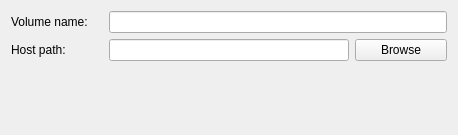
Before: the Qt Designer form Src.QT/emuone-hades/devices/ExternalFileSystemEditor.ui in akapustiatyahoocouk/EmuOne, drawn with Qt 5.
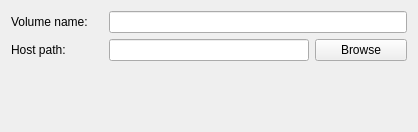
After: the same form once the commit is applied. Icons and pictures are not drawn.

Patch:
```diff
--- a/Src.QT/emuone-hades/devices/ExternalFileSystemEditor.ui
+++ b/Src.QT/emuone-hades/devices/ExternalFileSystemEditor.ui
@@ -6,8 +6,8 @@
    <rect>
     <x>0</x>
     <y>0</y>
-    <width>458</width>
-    <height>135</height>
+    <width>418</width>
+    <height>132</height>
    </rect>
   </property>
   <property name="windowTitle">
@@ -35,13 +35,13 @@
     <widget class="QLineEdit" name="hostPathLineEdit">
      <property name="minimumSize">
       <size>
-       <width>240</width>
+       <width>200</width>
        <height>0</height>
       </size>
      </property>
      <property name="maximumSize">
       <size>
-       <width>240</width>
+       <width>200</width>
        <height>16777215</height>
       </size>
      </property>
```
